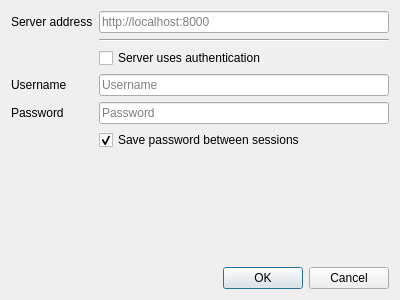
This is brainframe_qt/ui/dialogs/server_configuration/server_configuration.ui in aotuai/brainframe-qt as Qt 5 draws it before an edit. The edited form follows.
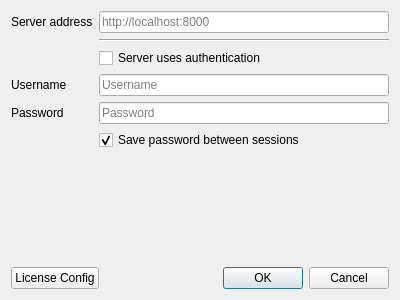
This is the edited form.

Commit message: Add ability to open License Dialog from the splashscreen and handle some connection exceptions

Patch:
```diff
--- a/brainframe_qt/ui/dialogs/server_configuration/server_configuration.ui
+++ b/brainframe_qt/ui/dialogs/server_configuration/server_configuration.ui
@@ -100,6 +100,15 @@
     </layout>
    </item>
    <item>
+    <layout class="QHBoxLayout" name="horizontalLayout">
+     <item>
+      <widget class="QPushButton" name="license_config_button">
+       <property name="text">
+        <string>License Config</string>
+       </property>
+      </widget>
+     </item>
+     <item>
     <widget class="QDialogButtonBox" name="button_box">
      <property name="orientation">
       <enum>Qt::Horizontal</enum>
@@ -108,6 +117,8 @@
       <set>QDialogButtonBox::Cancel|QDialogButtonBox::Ok</set>
      </property>
     </widget>
+     </item>
+    </layout>
    </item>
   </layout>
  </widget>
```
Lines whose indentation alone changed are shown as unchanged. The commit also changes 6 other files.
